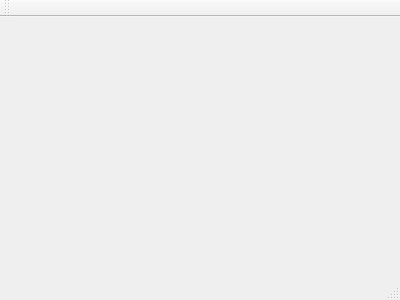
Before: the Qt Designer form nano/fightclubnano.ui in SFr682k/fightclub, drawn with Qt 5.
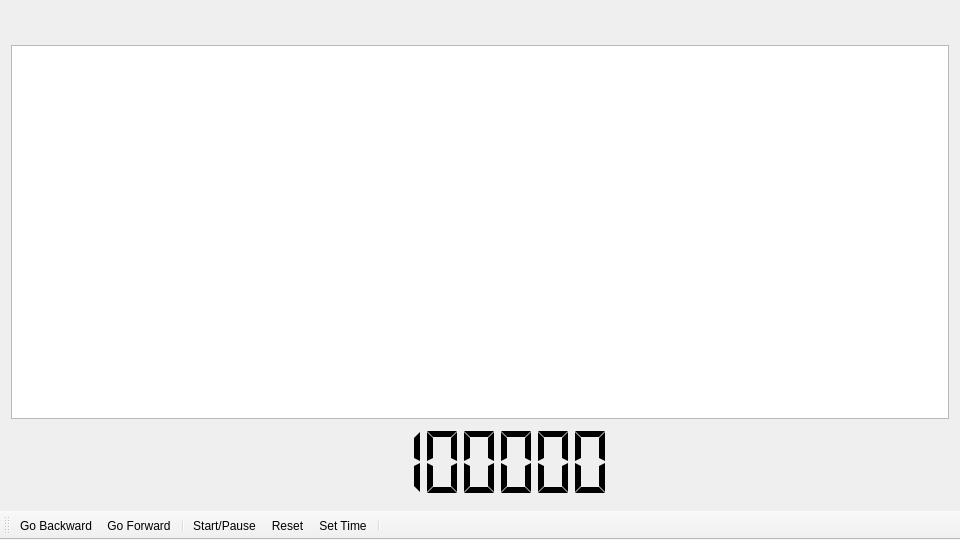
After: the same form once the commit is applied. Icons and pictures are not drawn.

Diff of the .ui file:
```diff
--- a/nano/fightclubnano.ui
+++ b/nano/fightclubnano.ui
@@ -1,24 +1,162 @@
 <ui version="4.0">
  <class>FightclubNano</class>
- <widget class="QMainWindow" name="FightclubNano" >
-  <property name="geometry" >
+ <widget class="QMainWindow" name="FightclubNano">
+  <property name="geometry">
    <rect>
     <x>0</x>
     <y>0</y>
-    <width>400</width>
-    <height>300</height>
+    <width>960</width>
+    <height>540</height>
    </rect>
   </property>
-  <property name="windowTitle" >
-   <string>FightclubNano</string>
+  <property name="minimumSize">
+   <size>
+    <width>720</width>
+    <height>405</height>
+   </size>
   </property>
-  <widget class="QMenuBar" name="menuBar" />
-  <widget class="QToolBar" name="mainToolBar" />
-  <widget class="QWidget" name="centralWidget" />
-  <widget class="QStatusBar" name="statusBar" />
+  <property name="windowTitle">
+   <string>Fightclub Nano</string>
+  </property>
+  <property name="locale">
+   <locale language="English" country="UnitedStates"/>
+  </property>
+  <widget class="QWidget" name="centralWidget">
+   <layout class="QVBoxLayout" name="verticalLayout">
+    <item>
+     <widget class="QLabel" name="phaselabel">
+      <property name="font">
+       <font>
+        <pointsize>18</pointsize>
+        <weight>75</weight>
+        <bold>true</bold>
+       </font>
+      </property>
+      <property name="text">
+       <string>&lt;ApplicationName&gt; &lt;Version&gt;</string>
+      </property>
+      <property name="alignment">
+       <set>Qt::AlignCenter</set>
+      </property>
+      <property name="wordWrap">
+       <bool>true</bool>
+      </property>
+     </widget>
+    </item>
+    <item>
+     <widget class="QGraphicsView" name="clockwidget">
+      <property name="sizePolicy">
+       <sizepolicy hsizetype="Expanding" vsizetype="Expanding">
+        <horstretch>0</horstretch>
+        <verstretch>5</verstretch>
+       </sizepolicy>
+      </property>
+     </widget>
+    </item>
+    <item>
+     <widget class="QLCDNumber" name="lcdtimedisplay">
+      <property name="sizePolicy">
+       <sizepolicy hsizetype="Minimum" vsizetype="Minimum">
+        <horstretch>1</horstretch>
+        <verstretch>1</verstretch>
+       </sizepolicy>
+      </property>
+      <property name="frameShape">
+       <enum>QFrame::NoFrame</enum>
+      </property>
+      <property name="digitCount">
+       <number>7</number>
+      </property>
+      <property name="segmentStyle">
+       <enum>QLCDNumber::Flat</enum>
+      </property>
+      <property name="intValue" stdset="0">
+       <number>8888888</number>
+      </property>
+     </widget>
+    </item>
+   </layout>
+  </widget>
+  <widget class="QMenuBar" name="menuBar">
+   <property name="geometry">
+    <rect>
+     <x>0</x>
+     <y>0</y>
+     <width>960</width>
+     <height>30</height>
+    </rect>
+   </property>
+  </widget>
+  <widget class="QToolBar" name="controlToolbar">
+   <property name="iconSize">
+    <size>
+     <width>24</width>
+     <height>24</height>
+    </size>
+   </property>
+   <attribute name="toolBarArea">
+    <enum>BottomToolBarArea</enum>
+   </attribute>
+   <attribute name="toolBarBreak">
+    <bool>false</bool>
+   </attribute>
+   <addaction name="actionBwd"/>
+   <addaction name="actionGoFwd"/>
+   <addaction name="separator"/>
+   <addaction name="actionStartPause"/>
+   <addaction name="actionReset"/>
+   <addaction name="actionSetTime"/>
+   <addaction name="separator"/>
+  </widget>
+  <action name="actionBwd">
+   <property name="icon">
+    <iconset resource="resources.qrc">
+     <normaloff>:/breeze-icons/go-previous-24.svg</normaloff>:/breeze-icons/go-previous-24.svg</iconset>
+   </property>
+   <property name="text">
+    <string>Go Backward</string>
+   </property>
+  </action>
+  <action name="actionGoFwd">
+   <property name="icon">
+    <iconset resource="resources.qrc">
+     <normaloff>:/breeze-icons/go-next-24.svg</normaloff>:/breeze-icons/go-next-24.svg</iconset>
+   </property>
+   <property name="text">
+    <string>Go Forward</string>
+   </property>
+  </action>
+  <action name="actionStartPause">
+   <property name="icon">
+    <iconset resource="resources.qrc">
+     <normaloff>:/breeze-icons/chronometer-start-24.svg</normaloff>:/breeze-icons/chronometer-start-24.svg</iconset>
+   </property>
+   <property name="text">
+    <string>Start/Pause</string>
+   </property>
+  </action>
+  <action name="actionReset">
+   <property name="icon">
+    <iconset resource="resources.qrc">
+     <normaloff>:/breeze-icons/chronometer-restart-24.svg</normaloff>:/breeze-icons/chronometer-restart-24.svg</iconset>
+   </property>
+   <property name="text">
+    <string>Reset</string>
+   </property>
+  </action>
+  <action name="actionSetTime">
+   <property name="icon">
+    <iconset resource="resources.qrc">
+     <normaloff>:/breeze-icons/chronometer-24.svg</normaloff>:/breeze-icons/chronometer-24.svg</iconset>
+   </property>
+   <property name="text">
+    <string>Set Time</string>
+   </property>
+  </action>
  </widget>
- <layoutDefault spacing="6" margin="11" />
- <pixmapfunction></pixmapfunction>
- <resources/>
+ <layoutdefault spacing="6" margin="11"/>
+ <resources>
+  <include location="resources.qrc"/>
+ </resources>
  <connections/>
 </ui>
```
Left out of the diff: 1 changed line with no effect on the pictures.
